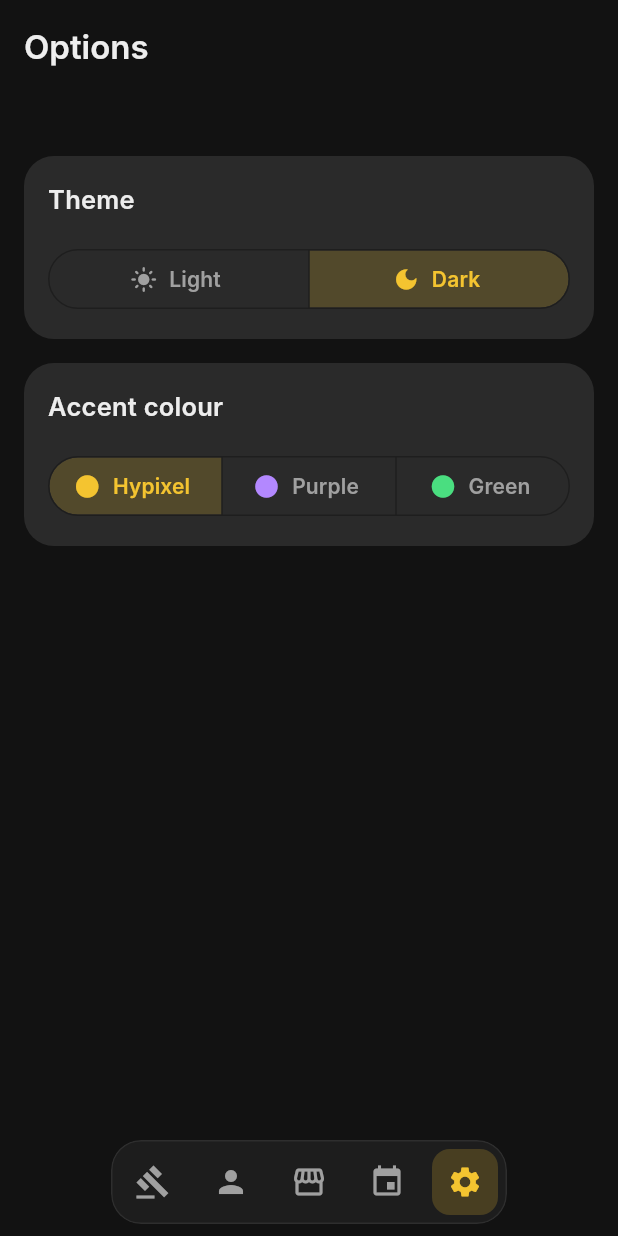
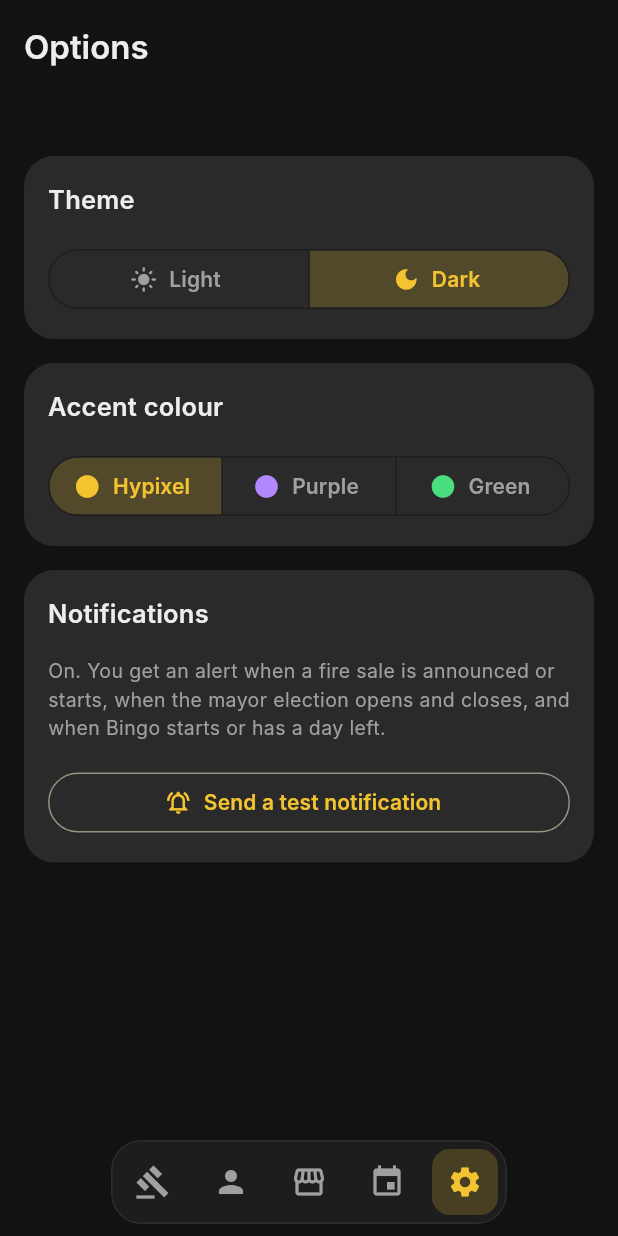
Before and after one commit to PetitAros/hypixel-tracker-flutter, a Flutter app: the screen it shows after launch, item 5 of the bottom bar chosen, on a phone screen of 412 x 824 dp. Run offline on Flutter 3.47's test engine with Material 3 defaults, Android fonts, the phone set to English and light mode, and no system bars; our stand-ins replace flutter_local_notifications, hive_ce, hive_ce_flutter, timezone; missing offline and left inert: home_widget, workmanager; accounts and stored records are empty; network calls fail; Roboto replaces fonts that are missing (Inter); statements that could not run were skipped.

Commit message:
feat(events): add next event countdown and alerts setting

```diff
--- a/lib/domain/entities/skyblock_events.dart
+++ b/lib/domain/entities/skyblock_events.dart
@@ -57,6 +57,14 @@ class BingoEvent {
   });
 }
 
+// A known moment to come, e.g. "Bingo ends" on the 12th.
+class UpcomingEvent {
+  final String label;
+  final DateTime at;
+
+  const UpcomingEvent({required this.label, required this.at});
+}
+
 // What is going on in SkyBlock: the mayor, the election, Bingo, fire sales.
 class SkyblockEvents {
   final Mayor mayor;
@@ -87,4 +95,26 @@ class SkyblockEvents {
     required this.fireSales,
     required this.fetchedAt,
   });
+
+  /// Every known moment after [now], the soonest first.
+  List<UpcomingEvent> upcoming(DateTime now) {
+    final election = this.election;
+    final bingo = this.bingo;
+
+    return [
+        if (election == null)
+          UpcomingEvent(label: 'Mayor election opens', at: nextElectionAt)
+        else
+          UpcomingEvent(label: 'Election results', at: termEndsAt),
+        if (bingo != null) ...[
+          UpcomingEvent(label: 'Bingo ${bingo.name} starts', at: bingo.start),
+          UpcomingEvent(label: 'Bingo ${bingo.name} ends', at: bingo.end),
+        ],
+        for (final sale in fireSales) ...[
+          UpcomingEvent(label: 'Fire sale: ${sale.itemName}', at: sale.start),
+          UpcomingEvent(label: '${sale.itemName} sale ends', at: sale.end),
+        ],
+      ].where((event) => event.at.isAfter(now)).toList()
+      ..sort((a, b) => a.at.compareTo(b.at));
+  }
 }
--- a/lib/features/events/background/events_notifier.dart
+++ b/lib/features/events/background/events_notifier.dart
@@ -25,6 +25,7 @@ class EventsNotifier {
   static const _newMayorId = 2;
   static const _bingoStartsId = 3;
   static const _bingoEndingId = 4;
+  static const _testId = 5;
   static const _fireSaleStartsId = 100; // + index of the sale
 
   static const _bingoWarning = Duration(days: 1);
@@ -51,6 +52,16 @@ class EventsNotifier {
   /// Shows the Android 13+ permission prompt. True when granted.
   static Future<bool> requestPermission() async =>
       await _android?.requestNotificationsPermission() ?? false;
+
+  /// Right away, so the user can check alerts reach them.
+  static Future<void> showTest() {
+    return _plugin.show(
+      id: _testId,
+      title: 'Alerts are on',
+      body: 'You will be told about fire sales, elections and Bingo.',
+      notificationDetails: _details,
+    );
+  }
 
   static Future<void> update(SkyblockEvents events) async {
     await _announceNewFireSales(events.fireSales);
--- a/lib/features/settings/settings_page.dart
+++ b/lib/features/settings/settings_page.dart
@@ -1,10 +1,13 @@
+import 'package:flutter/foundation.dart';
 import 'package:flutter/material.dart';
 import 'package:hypixel_tracker/core/theme/app_theme.dart';
 import 'package:hypixel_tracker/core/widgets/fading_app_bar.dart';
 import 'package:hypixel_tracker/domain/entities/app_settings.dart';
+import 'package:hypixel_tracker/features/events/background/events_notifier.dart';
 import 'package:hypixel_tracker/features/settings/settings_controller.dart';
 
-// The options tab: light or dark theme, and the accent colour.
+// The options tab: light or dark theme, the accent colour, and the event
+// alerts.
 class SettingsPage extends StatelessWidget {
   const SettingsPage({super.key, required this.controller});
 
@@ -89,6 +92,9 @@ class _SettingsList extends StatelessWidget {
                 controller.setAccent(selected.single),
           ),
         ),
+        // Alerts are Android only, like the background sync behind them.
+        if (defaultTargetPlatform == TargetPlatform.android)
+          const _SettingCard(title: 'Notifications', child: _AlertsSetting()),
       ],
     );
   }
@@ -117,3 +123,93 @@ class _SettingCard extends StatelessWidget {
     );
   }
 }
+
+// Turns the event alerts on (the Android notification permission), or
+// sends a test once they are on.
+class _AlertsSetting extends StatefulWidget {
+  const _AlertsSetting();
+
+  @override
+  State<_AlertsSetting> createState() => _AlertsSettingState();
+}
+
+class _AlertsSettingState extends State<_AlertsSetting> {
+  // Null until the permission was checked.
+  bool? _enabled;
+
+  // The permission can change in the system settings while the app is in
+  // the background: check again when it comes back.
+  late final AppLifecycleListener _lifecycle;
+
+  @override
+  void initState() {
+    super.initState();
+    _lifecycle = AppLifecycleListener(onResume: _check);
+    _check();
+  }
+
+  @override
+  void dispose() {
+    _lifecycle.dispose();
+    super.dispose();
+  }
+
+  Future<void> _check() async {
+    final enabled = await EventsNotifier.areEnabled();
+    if (mounted) setState(() => _enabled = enabled);
+  }
+
+  Future<void> _turnOn() async {
+    final messenger = ScaffoldMessenger.of(context);
+    final granted = await EventsNotifier.requestPermission();
+    if (!mounted) return;
+
+    setState(() => _enabled = granted);
+    if (!granted) {
+      // Android stops asking after two refusals.
+      messenger.showSnackBar(
+        const SnackBar(
+          content: Text(
+            'Notifications are blocked. Allow them in Android settings, '
+            'under Apps > hypixel_tracker > Notifications.',
+          ),
+        ),
+      );
+    }
+  }
+
+  @override
+  Widget build(BuildContext context) {
+    final textTheme = Theme.of(context).textTheme;
+    final enabled = _enabled;
+    if (enabled == null) return const SizedBox.shrink();
+
+    return Column(
+      crossAxisAlignment: CrossAxisAlignment.stretch,
+      spacing: AppSpacing.md,
+      children: [
+        Text(
+          enabled
+              ? 'On. You get an alert when a fire sale is announced or '
+                    'starts, when the mayor election opens and closes, and '
+                    'when Bingo starts or has a day left.'
+              : 'Off. Turn them on to hear about fire sales, mayor '
+                    'elections and Bingo, even with the app closed.',
+          style: textTheme.bodyMedium,
+        ),
+        if (enabled)
+          OutlinedButton.icon(
+            onPressed: EventsNotifier.showTest,
+            icon: const Icon(Icons.notifications_active_outlined),
+            label: const Text('Send a test notification'),
+          )
+        else
+          ElevatedButton.icon(
+            onPressed: _turnOn,
+            icon: const Icon(Icons.notifications_outlined),
+            label: const Text('Turn on alerts'),
+          ),
+      ],
+    );
+  }
+}
```
Also changed, not shown: lib/features/events/events_page.dart (+76 -54 lines).
